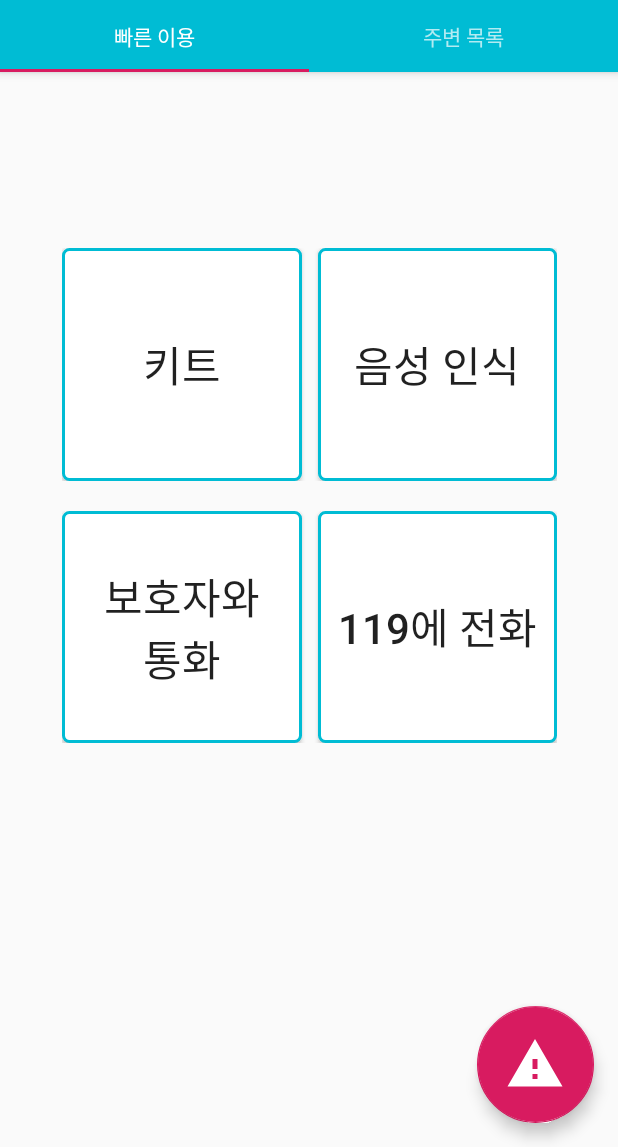
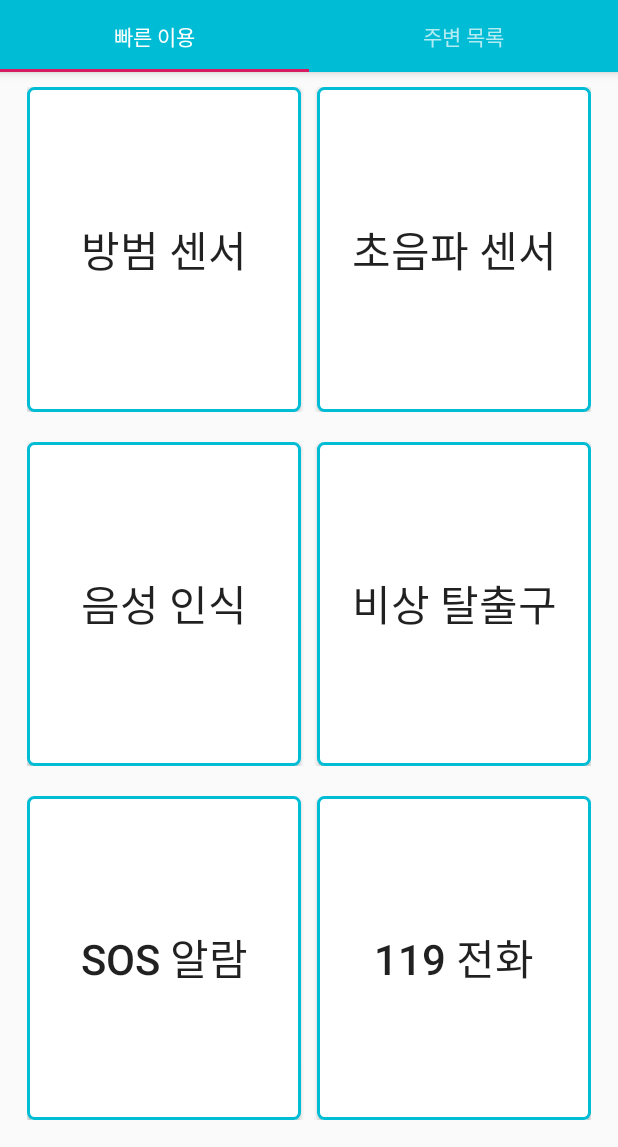
Before and after one commit to ChoiHyeongu/EyeFriend, an Android app: the screen it shows after launch (MainActivity), on a phone screen of 412 x 824 dp, the part 89-1236 px from its top. Run offline under Robolectric (Android 15) with nearby library versions, the phone set to English and light mode, and no system bars; libraries missing offline, so code that uses them is left out: org.altbeacon.beacon; 5 statements that could not run were skipped.

Commit message:
I_Friend

```diff
--- a/app/src/main/java/songpatechnicalhighschool/motivation/eyefriend/Adapter/CustomAdapter.java
+++ b/app/src/main/java/songpatechnicalhighschool/motivation/eyefriend/Adapter/CustomAdapter.java
@@ -20,6 +20,7 @@ public class CustomAdapter extends BaseAdapter {
     private List<String> macsArrayList = new ArrayList<String>();
     private String mac;
     private List<String> names = new ArrayList<String>();
+    private List<String> locates = new ArrayList<String>();
     private Context mContext = null;
     private int sz = 0;
 
@@ -30,9 +31,10 @@ public class CustomAdapter extends BaseAdapter {
         mContext = context;
     }
 
-    public void addElement(String mac, String name) {
+    public void addElement(String mac, String name, String locate) {
         macsArrayList.add(mac);
         names.add(name);
+        locates.add(locate);
         sz++;
     }
 
@@ -63,6 +65,7 @@ public class CustomAdapter extends BaseAdapter {
             holder = new ViewHolder();
             holder.itemLayout = convertView.findViewById(R.id.itme_device_layout);
             holder.deviceName = convertView.findViewById(R.id.item_device_name);
+            holder.locateName = convertView.findViewById(R.id.item_device_locate);
 
             holder.itemLayout.setOnClickListener(v -> {
                 mac = getMacs(position);
@@ -75,8 +78,8 @@ public class CustomAdapter extends BaseAdapter {
         } else {
             holder = (ViewHolder) convertView.getTag();
         }
-        holder.deviceName.setText(names.get(position).substring(4));
-
+        holder.deviceName.setText(names.get(position));
+        holder.locateName.setText(locates.get(position));
         return convertView;
     }
 
@@ -86,6 +89,7 @@ public class CustomAdapter extends BaseAdapter {
 
     private class ViewHolder {
         TextView deviceName;
+        TextView locateName;
         LinearLayout itemLayout;
     }
 }
--- a/app/src/main/java/songpatechnicalhighschool/motivation/eyefriend/Fragment/QuickFragment.java
+++ b/app/src/main/java/songpatechnicalhighschool/motivation/eyefriend/Fragment/QuickFragment.java
@@ -52,6 +52,20 @@ public class QuickFragment extends Fragment {
     final String TAG = "QuickFragment";
     final String OPEN_WEATHER_MAP_KEY = "704a83a5f8f3436366adba0f15c18d38";
     final String emergencyTell = "tel:119";
+
+    final byte[] onUltrasonic = {'1'};
+    final byte[] offUltrasonic = {'2'};
+    final byte[] onPIR = {'3'};
+    final byte[] offPIR = {'4'};
+    final byte[] onSOS = {'5'};
+    final byte[] offSOS = {'6'};
+
+    boolean ultrasonicState = true;
+    boolean pirState = true;
+    boolean sosState = true;
+    boolean exitState = true;
+
+
     WeatherService weatherService;
     LocationManager lm;
     double longitude;
@@ -60,17 +74,20 @@ public class QuickFragment extends Fragment {
 
     private RFduinoService rfduinoService;
 
+    private static final int REQUEST_CODE_LOCATION = 2;
 
-    private static final int REQUEST_CODE_LOCATION = 2;
-    Button micButton;
-    Button kitButton;
+    Button voiceButton;
+    Button ultrasonicButton;
     Button emergencyButton;
-    Button callButton;
+    Button onSOSButton;
+    Button pirButton;
+
     Intent intent;
     SpeechRecognizer speechRecognizer;
     TextToSpeech tts;
     String speakingValue;
     RetrofitClient retrofitClient;
+    private Button onEmergencyButton;
 
     public QuickFragment() {
         // Required empty public constructor
@@ -150,9 +167,8 @@ public class QuickFragment extends Fragment {
         speechRecognizer.setRecognitionListener(listener);
         retrofitClient = new RetrofitClient(OPEN_WEATHER_MAP_KEY);
 
-        if (ActivityCompat.checkSelfPermission(getContext(), Manifest.permission.CALL_PHONE) != PackageManager.PERMISSION_GRANTED){
-
-        }
+        Intent rfduinoIntent = new Intent(getContext(), RFduinoService.class);
+        getContext().bindService(rfduinoIntent, rfduinoServiceConnection, BIND_AUTO_CREATE);
 
         lm = (LocationManager) getActivity().getSystemService(Context.LOCATION_SERVICE);
         if (ActivityCompat.checkSelfPermission(getContext(), Manifest.permission.ACCESS_FINE_LOCATION)
@@ -168,8 +184,12 @@ public class QuickFragment extends Fragment {
             }
         });
 
-        micButton = view.findViewById(R.id.quick_voice);
-        micButton.setOnClickListener(v -> {
+        pirButton = view.findViewById(R.id.quick_pir);
+        pirButton.setOnClickListener(v -> onPIR());
+
+        //Voice
+        voiceButton = view.findViewById(R.id.quick_voice);
+        voiceButton.setOnClickListener(v -> {
             if (ContextCompat.checkSelfPermission(getContext(), Manifest.permission.RECORD_AUDIO) != PackageManager.PERMISSION_GRANTED) {
                 ActivityCompat.requestPermissions(getActivity(), new String[]{Manifest.permission.RECORD_AUDIO}, 100);
             } else {
@@ -181,22 +201,27 @@ public class QuickFragment extends Fragment {
             }
         });
 
-        kitButton = view.findViewById(R.id.quick_on_kit);
-        kitButton.setOnClickListener(v -> onKit());
+        //119
+        emergencyButton = view.findViewById(R.id.quick_emergency);
+        emergencyButton.setOnClickListener(v -> startActivity(new Intent("android.intent.action.CALL", Uri.parse(emergencyTell))));;
 
-        emergencyButton = view.findViewById(R.id.quick_emergency);
-        emergencyButton.setOnClickListener(v -> startActivity(new Intent("android.intent.action.CALL", Uri.parse(emergencyTell))));
+        //Ultrasonic
+        ultrasonicButton = view.findViewById(R.id.quick_ultrasonic);
+        ultrasonicButton.setOnClickListener(v -> onUltrasonic());
 
-        callButton = view.findViewById(R.id.quick_call);
-        callButton.setOnClickListener(v -> startActivity(new Intent("android.intent.action.CALL", Uri.parse("tel:010-2269-1061"))));
+        //SOS
+        onSOSButton = view.findViewById(R.id.quick_sos);
+        onSOSButton.setOnClickListener(v -> onSOS());
+
+        //Emergency
+        onEmergencyButton = view.findViewById(R.id.quick_emergency);
+        onEmergencyButton.setOnClickListener(v->onEmergencyCall());
+
+        //Exit
+        onEmergencyButton = view.findViewById(R.id.quick_exit);
+        //onEmergencyButton.setOnClickListener();
 
         return view;
-    }
-
-    private void onKit() {
-        Log.d(TAG, "connectButton");
-        Intent rfduinoIntent = new Intent(getContext(), RFduinoService.class);
-        getContext().bindService(rfduinoIntent, rfduinoServiceConnection, BIND_AUTO_CREATE);
     }
 
     private RecognitionListener listener = new RecognitionListener() {
@@ -252,8 +277,10 @@ public class QuickFragment extends Fragment {
             if (speakingValue.equals("오늘 날씨")) {
                 Location location = getLocation();
                 getCurrentWeather(Double.toString(location.getLatitude()), Double.toString(location.getLongitude()));
-            } else if(speakingValue.equals("키트")){
-                onKit();
+            } else if(speakingValue.equals("센서")){
+                onUltrasonic();
+            }else if(speakingValue.equals("센서 종료")) {
+
             }else{
                 Toast.makeText(getContext(), speakingValue, Toast.LENGTH_LONG).show();
             }
@@ -342,24 +369,54 @@ public class QuickFragment extends Fragment {
     private void addData(byte[] data) {
         String value = String.valueOf(data[0]);
         Log.d("AddData", value);
-        checkLedLight(value);
+        getUltrasonicDistance(value);
     }
 
-    private void checkLedLight(String value) {
+    private void getUltrasonicDistance(String value) {
 
-        byte[] on = {1};
-        byte[] off = {0};
         int distance = Integer.parseInt(value);
 
         if(distance != lastDistance) {
             if (distance > 5 && distance < 50) {
-                rfduinoService.send(on);
                 tts.setSpeechRate(0.8f); //1배속으로 읽기
                 tts.speak(value + "cm 앞에 물체가 있습니다.", TextToSpeech.QUEUE_FLUSH, null);
-            } else {
-                rfduinoService.send(off);
             }
         }
         lastDistance = distance;
     }
+
+    private void onSOS(){
+        if(!sosState) {
+            rfduinoService.send(offSOS);
+            sosState = !sosState;
+        } else {
+            rfduinoService.send(onSOS);
+            sosState = !sosState;
+        }
+    }
+
+    private void onUltrasonic() {
+        Log.d(TAG, "onKit()");
+        if(!ultrasonicState) {
+            rfduinoService.send(offUltrasonic);
+            ultrasonicState = !ultrasonicState;
+        } else {
+            rfduinoService.send(onUltrasonic);
+            ultrasonicState = !ultrasonicState;
+        }
+    }
+
+    private void onPIR(){
+        if(!pirState) {
+            rfduinoService.send(offPIR);
+            pirState = !pirState;
+        } else {
+            rfduinoService.send(onPIR);
+            pirState = !pirState;
+        }
+    }
+
+    private void onEmergencyCall(){
+        startActivity(new Intent("android.intent.action.CALL", Uri.parse("tel:010-2269-1061")));
+    }
 }
--- a/app/src/main/java/songpatechnicalhighschool/motivation/eyefriend/Fragment/ScanFragment.java
+++ b/app/src/main/java/songpatechnicalhighschool/motivation/eyefriend/Fragment/ScanFragment.java
@@ -39,11 +39,21 @@ public class ScanFragment extends Fragment {
         context = getContext();
         deviceList = view.findViewById(R.id.scan_device_list);
 
-        mBluetoothAdapter = BluetoothAdapter.getDefaultAdapter();
-        mBluetoothAdapter.startDiscovery();
+        //mBluetoothAdapter = BluetoothAdapter.getDefaultAdapter();
+        //mBluetoothAdapter.startDiscovery();
 
-        IntentFilter filter = new IntentFilter(BluetoothDevice.ACTION_FOUND);
-        context.registerReceiver(mReceiver, filter);
+        //IntentFilter filter = new IntentFilter(BluetoothDevice.ACTION_FOUND);
+        //context.registerReceiver(mReceiver, filter);
+
+        customAdapter.setContext(context);
+        customAdapter.addElement("120984712894372", "장애인용 화장실", "1층 주차고객센터 통로 입구");
+        customAdapter.addElement("120984712894372", "종합안내데스크", "코엑스 1층 동문");
+        customAdapter.addElement("120984712894372", "무역센터 의무실", "코엑스 1층 서문 옆");
+        customAdapter.addElement("120984712894372", "별마당도서관", "스타필드 코엑스몰 지하 1층, 1층");
+        customAdapter.addElement("120984712894372", "KFC", "코엑스몰 스타필드 지하 1층");
+        customAdapter.addElement("120984712894372", "삼성모바일스토어", "코엑스몰 스타필드 지하 2층");;
+
+        deviceList.setAdapter(customAdapter);
 
         return view;
     }
@@ -57,7 +67,7 @@ public class ScanFragment extends Fragment {
                 customAdapter.setContext(context);
                 Log.i("BT", device.getName() + "\n" + device.getAddress());
                 if (isOurDevice(device.getName())) {
-                    customAdapter.addElement(device.getAddress(), device.getName());
+                    //customAdapter.addElement(device.getAddress(), device.getName());
                     deviceList.setAdapter(customAdapter);
                     isExit(device);
                 }
--- a/app/src/main/res/layout/activity_main.xml
+++ b/app/src/main/res/layout/activity_main.xml
@@ -41,6 +41,7 @@
         android:layout_gravity="bottom|end"
         app:maxImageSize="40dp"
         android:layout_margin="@dimen/fab_margin"
+        android:visibility="gone"
         app:fabCustomSize="78dp"
         app:srcCompat="@drawable/ic_warning_black_24dp" />
 </android.support.design.widget.CoordinatorLayout>
--- a/app/src/main/res/layout/fragment_quick.xml
+++ b/app/src/main/res/layout/fragment_quick.xml
@@ -7,8 +7,8 @@
     tools:context=".Fragment.QuickFragment">
 
     <LinearLayout
-        android:layout_width="350dp"
-        android:layout_height="350dp"
+        android:layout_width="match_parent"
+        android:layout_height="match_parent"
         android:layout_marginStart="8dp"
         android:layout_marginEnd="8dp"
         android:layout_marginBottom="8dp"
@@ -27,23 +27,23 @@
             android:orientation="horizontal">
 
             <Button
-                android:id="@+id/quick_on_kit"
+                android:id="@+id/quick_pir"
                 android:layout_width="match_parent"
                 android:layout_height="match_parent"
                 android:layout_marginRight="5dp"
                 android:layout_weight="1"
                 android:background="@drawable/button_background"
-                android:text= "@string/kit"
+                android:text= "방범 센서"
                 android:textSize="28sp" />
 
             <Button
-                android:id="@+id/quick_voice"
+                android:id="@+id/quick_ultrasonic"
                 android:layout_width="match_parent"
                 android:layout_height="match_parent"
                 android:layout_marginLeft="5dp"
                 android:layout_weight="1"
                 android:background="@drawable/button_background"
-                android:text="음성 인식"
+                android:text="초음파 센서"
                 android:textSize="28sp" />
         </LinearLayout>
 
@@ -55,13 +55,41 @@
             android:orientation="horizontal">
 
             <Button
-                android:id="@+id/quick_call"
+                android:id="@+id/quick_voice"
                 android:layout_width="match_parent"
                 android:layout_height="match_parent"
                 android:layout_marginRight="5dp"
                 android:layout_weight="1"
                 android:background="@drawable/button_background"
-                android:text="보호자와\n통화"
+                android:text="음성 인식"
+                android:textSize="28sp" />
+
+            <Button
+                android:id="@+id/quick_exit"
+                android:layout_width="match_parent"
+                android:layout_height="match_parent"
+                android:layout_marginLeft="5dp"
+                android:layout_weight="1"
+                android:background="@drawable/button_background"
+                android:text="비상 탈출구"
+                android:textSize="28sp" />
+        </LinearLayout>
+
+        <LinearLayout
+            android:layout_width="match_parent"
+            android:layout_height="match_parent"
+            android:layout_margin="10dp"
+            android:layout_weight="1"
+            android:orientation="horizontal">
+
+            <Button
+                android:id="@+id/quick_sos"
+                android:layout_width="match_parent"
+                android:layout_height="match_parent"
+                android:layout_marginRight="5dp"
+                android:layout_weight="1"
+                android:background="@drawable/button_background"
+                android:text="SOS 알람"
                 android:textSize="28sp" />
 
             <Button
@@ -71,7 +99,7 @@
                 android:layout_marginLeft="5dp"
                 android:layout_weight="1"
                 android:background="@drawable/button_background"
-                android:text="119에 전화"
+                android:text="119 전화"
                 android:textSize="28sp" />
         </LinearLayout>
 
```
Also changed, not shown: app/src/main/res/layout/item_device.xml (+10 -0 lines).
